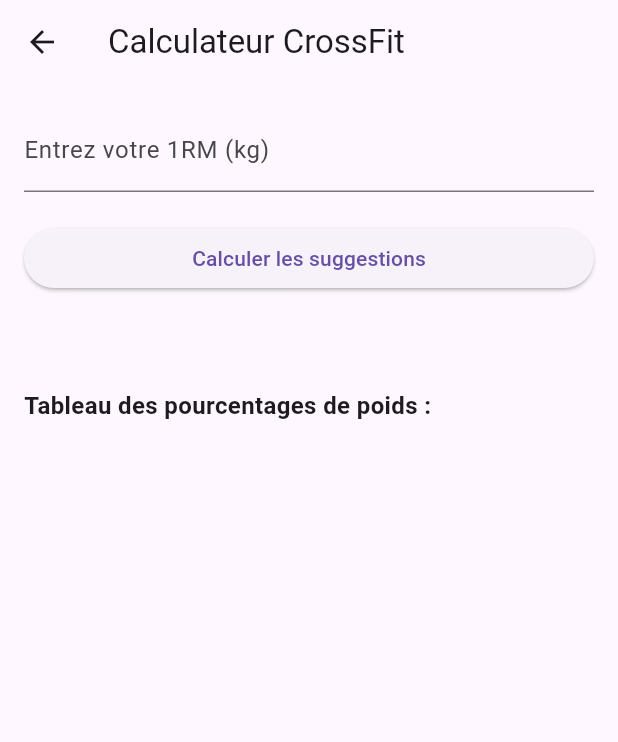
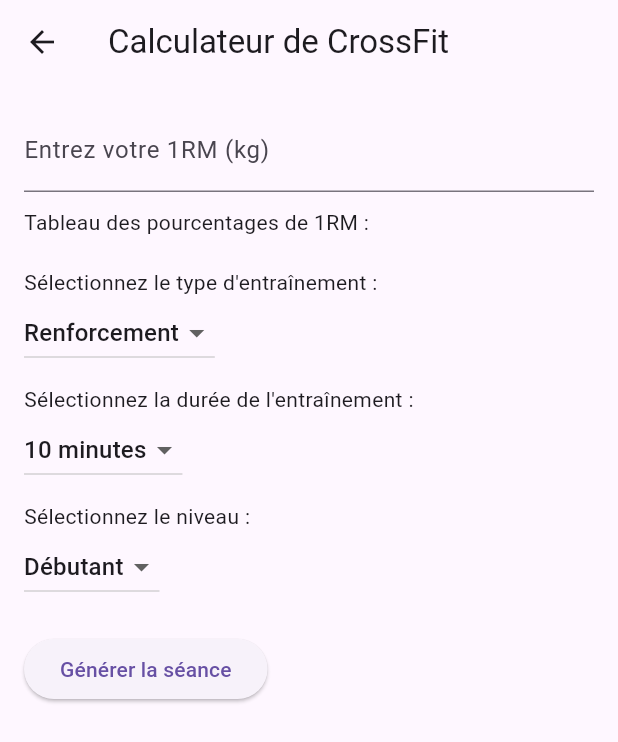
Before and after one commit to Marco8313/course_app, a Flutter app: the screen it shows after launch, after a tap on "Calculateur de CrossFit", on a phone screen of 412 x 824 dp. Shown: the top 742 px of the screen. Run offline on Flutter 3.47's test engine with Material 3 defaults, Android fonts, the phone set to English and light mode, and no system bars.

Commit message:
Add files via upload

```diff
--- a/lib/main.dart
+++ b/lib/main.dart
@@ -1,4 +1,5 @@
 import 'package:flutter/material.dart';
+import 'dart:math';
 
 void main() {
   runApp(const MyApp());
@@ -19,7 +20,6 @@
   }
 }
 
-// Page d'accueil avec choix de calculateur
 class HomePage extends StatelessWidget {
   const HomePage({super.key});
 
@@ -27,7 +27,8 @@
   Widget build(BuildContext context) {
     return Scaffold(
       appBar: AppBar(
-        title: const Text('Bienvenue dans le Calculateur Fitness'),
+        title: const Text(
+            'Bienvenue dans l\'application de l\'athlète du quotidien'),
       ),
       body: Center(
         child: Column(
@@ -61,7 +62,6 @@
   }
 }
 
-// Page du calculateur de course
 class RunningCalculatorPage extends StatefulWidget {
   const RunningCalculatorPage({super.key});
 
@@ -76,7 +76,9 @@
   double vitesseconvertie = 0;
 
   void _convertirVitesseEnAllure() {
-    final double vitesse = double.tryParse(_vitesseController.text) ?? 0;
+    // Remplace les virgules par des points
+    final double vitesse =
+        double.tryParse(_vitesseController.text.replaceAll(',', '.')) ?? 0;
     if (vitesse > 0) {
       final double allureDecimale = 60 / vitesse;
       final int minutes = allureDecimale.floor();
@@ -93,7 +95,9 @@
   }
 
   void _convertirAllureEnVitesse() {
-    final double allure = double.tryParse(_allureController.text) ?? 0;
+    // Remplace les virgules par des points
+    final double allure =
+        double.tryParse(_allureController.text.replaceAll(',', '.')) ?? 0;
     if (allure > 0) {
       final double allureDecimale = allure;
       final int minutes = allureDecimale.floor();
@@ -154,7 +158,8 @@
       appBar: AppBar(
         title: const Text('Calculateur de Course'),
       ),
-      body: Padding(
+      body: SingleChildScrollView(
+        // Ajout d'un SingleChildScrollView
         padding: const EdgeInsets.all(16.0),
         child: Column(
           crossAxisAlignment: CrossAxisAlignment.stretch,
@@ -203,7 +208,6 @@
   }
 }
 
-// Page du calculateur CrossFit
 class CrossFitCalculatorPage extends StatefulWidget {
   const CrossFitCalculatorPage({super.key});
 
@@ -213,100 +217,210 @@
 
 class _CrossFitCalculatorPageState extends State<CrossFitCalculatorPage> {
   final TextEditingController _oneRepMaxController = TextEditingController();
+  String _selectedTrainingType = 'Renforcement';
+  String _selectedTime = '10 minutes';
+  String _selectedLevel = 'Débutant';
   String _suggestions = "";
-  List<String> _weightTable = [];
+  double? _oneRepMax;
+  Map<String, double> _percentageTable = {};
 
-  void _calculateSuggestions() {
-    final double oneRepMax = double.tryParse(_oneRepMaxController.text) ?? 0;
+  final Random _random = Random();
 
-    if (oneRepMax > 0) {
-      final Map<String, Map<String, dynamic>> suggestions = {
-        "Renforcement": {"reps": "12-15", "series": "2-3", "percentage": 0.65},
-        "Hypertrophie": {"reps": "8-12", "series": "3-4", "percentage": 0.75},
-        "Force": {"reps": "3-5", "series": "4-6", "percentage": 0.85},
-        "Puissance": {"reps": "1-3", "series": "3-5", "percentage": 0.95},
-      };
+  void _generateWorkout() {
+    if (_oneRepMax == null) {
+      setState(() {
+        _suggestions = "Veuillez entrer votre 1RM.";
+      });
+      return;
+    }
 
-      String results = "";
+    String workout = "";
 
-      suggestions.forEach((type, values) {
-        final double percentage = values["percentage"] as double;
-        final double suggestedWeight = oneRepMax * percentage;
-        final int percentInt =
-            (percentage * 100).toInt(); // Convertir en entier
-        results +=
-            "$type:\n Poids: ${suggestedWeight.toStringAsFixed(1)} kg (${percentInt}% de 1RM), Répétitions: ${values["reps"]}, Séries: ${values["series"]}\n\n";
-      });
+    if (_selectedTrainingType == 'Renforcement') {
+      workout = _generateStrengthWorkout(_selectedTime, _selectedLevel);
+    } else if (_selectedTrainingType == 'Hypertrophie') {
+      workout = _generateHypertrophyWorkout(_selectedTime, _selectedLevel);
+    } else if (_selectedTrainingType == 'Force') {
+      workout = _generatePowerWorkout(_selectedTime, _selectedLevel);
+    } else if (_selectedTrainingType == 'Puissance') {
+      workout = _generateEnduranceWorkout(_selectedTime, _selectedLevel);
+    }
 
-      _generateWeightTable(oneRepMax);
-
-      setState(() {
-        _suggestions = results;
-      });
-    } else {
-      setState(() {
-        _suggestions = "Veuillez entrer un 1RM valide.";
-        _weightTable = [];
-      });
-    }
+    setState(() {
+      _suggestions = workout;
+    });
   }
 
-  void _generateWeightTable(double oneRepMax) {
-    List<String> table = [];
-    for (int i = 30; i <= 110; i += 5) {
-      double weight = oneRepMax * (i / 100);
-      table.add("$i% de 1RM: ${weight.toStringAsFixed(1)} kg");
-    }
-    setState(() {
-      _weightTable = table;
-    });
+  void _calculatePercentages() {
+    if (_oneRepMax == null) return;
+
+    _percentageTable = {
+      '30%': _oneRepMax! * 0.30,
+      '35%': _oneRepMax! * 0.35,
+      '40%': _oneRepMax! * 0.40,
+      '45%': _oneRepMax! * 0.45,
+      '50%': _oneRepMax! * 0.50,
+      '55%': _oneRepMax! * 0.55,
+      '60%': _oneRepMax! * 0.60,
+      '65%': _oneRepMax! * 0.65,
+      '70%': _oneRepMax! * 0.70,
+      '75%': _oneRepMax! * 0.75,
+      '80%': _oneRepMax! * 0.80,
+      '85%': _oneRepMax! * 0.85,
+      '90%': _oneRepMax! * 0.90,
+      '95%': _oneRepMax! * 0.95,
+      '100%': _oneRepMax!,
+      '105%': _oneRepMax! * 1.05,
+      '110%': _oneRepMax! * 1.10,
+    };
+  }
+
+  String _generateStrengthWorkout(String time, String level) {
+    List<String> workouts = [
+      "5 rounds: 5x Deadlifts à 60% 1RM, 10x Push-ups",
+      "4 rounds: 8x Back Squats à 65% 1RM, 8x Pull-ups",
+      "5 rounds: 10x Deadlifts à 70% 1RM, 10x Barbell Rows",
+      "6 rounds: 12x Front Squats à 65% 1RM, 12x Bench Press"
+    ];
+
+    return workouts[_random.nextInt(workouts.length)];
+  }
+
+  String _generateHypertrophyWorkout(String time, String level) {
+    List<String> workouts = [
+      "4 rounds: 12x Bench Press à 60% 1RM, 15x Dumbbell Flyes",
+      "5 rounds: 10x Squats à 65% 1RM, 12x Lunges",
+      "4 rounds: 8x Deadlifts à 70% 1RM, 10x Leg Press",
+      "5 rounds: 10x Barbell Rows à 65% 1RM, 12x Overhead Press"
+    ];
+
+    return workouts[_random.nextInt(workouts.length)];
+  }
+
+  String _generatePowerWorkout(String time, String level) {
+    List<String> workouts = [
+      "5 rounds: 8x Push Press à 60% 1RM, 10x Box Jumps",
+      "4 rounds: 5x Power Cleans à 65% 1RM, 8x Broad Jumps",
+      "5 rounds: 6x Push Jerk à 70% 1RM, 10x Med Ball Slams",
+      "6 rounds: 4x Clean and Jerk à 75% 1RM, 10x Weighted Box Jumps"
+    ];
+
+    return workouts[_random.nextInt(workouts.length)];
+  }
+
+  String _generateEnduranceWorkout(String time, String level) {
+    List<String> workouts = [
+      "AMRAP 10: 10x Air Squats, 15x Sit-ups, 10x Burpees",
+      "AMRAP 20: 20x Kettlebell Swings, 15x Box Jumps, 20x Wall Balls",
+      "AMRAP 30: 30x Double-Unders, 20x Sit-ups, 15x Pull-ups",
+      "AMRAP 45: 40x Push-ups, 30x Air Squats, 20x Deadlifts à 50% 1RM"
+    ];
+
+    return workouts[_random.nextInt(workouts.length)];
   }
 
   @override
   Widget build(BuildContext context) {
     return Scaffold(
       appBar: AppBar(
-        title: const Text('Calculateur CrossFit'),
+        title: const Text('Calculateur de CrossFit'),
       ),
       body: Padding(
         padding: const EdgeInsets.all(16.0),
         child: Column(
-          crossAxisAlignment: CrossAxisAlignment.stretch,
-          children: <Widget>[
+          crossAxisAlignment: CrossAxisAlignment.start,
+          children: [
             TextField(
               controller: _oneRepMaxController,
               decoration: const InputDecoration(
-                labelText: 'Entrez votre 1RM (kg)',
+                labelText: "Entrez votre 1RM (kg)",
               ),
-              keyboardType:
-                  const TextInputType.numberWithOptions(decimal: true),
+              keyboardType: TextInputType.number,
+              onChanged: (value) {
+                setState(() {
+                  _oneRepMax = double.tryParse(value);
+                  _calculatePercentages();
+                });
+              },
+            ),
+            const SizedBox(height: 10),
+            const Text("Tableau des pourcentages de 1RM :"),
+            if (_oneRepMax != null)
+              Column(
+                crossAxisAlignment: CrossAxisAlignment.start,
+                children: _percentageTable.entries.map((entry) {
+                  return Text(
+                      '${entry.key}: ${entry.value.toStringAsFixed(1)} kg');
+                }).toList(),
+              ),
+            const SizedBox(height: 20),
+            const Text("Sélectionnez le type d'entraînement :"),
+            DropdownButton<String>(
+              value: _selectedTrainingType,
+              items: <String>[
+                'Renforcement',
+                'Hypertrophie',
+                'Force',
+                'Puissance'
+              ].map((String value) {
+                return DropdownMenuItem<String>(
+                  value: value,
+                  child: Text(value),
+                );
+              }).toList(),
+              onChanged: (newValue) {
+                setState(() {
+                  _selectedTrainingType = newValue!;
+                });
+              },
+            ),
+            const SizedBox(height: 10),
+            const Text("Sélectionnez la durée de l'entraînement :"),
+            DropdownButton<String>(
+              value: _selectedTime,
+              items: <String>[
+                '10 minutes',
+                '20 minutes',
+                '30 minutes',
+                '45 minutes'
+              ].map((String value) {
+                return DropdownMenuItem<String>(
+                  value: value,
+                  child: Text(value),
+                );
+              }).toList(),
+              onChanged: (newValue) {
+                setState(() {
+                  _selectedTime = newValue!;
+                });
+              },
+            ),
+            const SizedBox(height: 10),
+            const Text("Sélectionnez le niveau :"),
+            DropdownButton<String>(
+              value: _selectedLevel,
+              items:
+                  <String>['Débutant', 'Avancé', 'Expert'].map((String value) {
+                return DropdownMenuItem<String>(
+                  value: value,
+                  child: Text(value),
+                );
+              }).toList(),
+              onChanged: (newValue) {
+                setState(() {
+                  _selectedLevel = newValue!;
+                });
+              },
             ),
             const SizedBox(height: 20),
             ElevatedButton(
-              onPressed: _calculateSuggestions,
-              child: const Text('Calculer les suggestions'),
+              onPressed: _generateWorkout,
+              child: const Text("Générer la séance"),
             ),
             const SizedBox(height: 20),
             Text(
               _suggestions,
               style: const TextStyle(fontSize: 16),
-            ),
-            const SizedBox(height: 20),
-            const Text(
-              'Tableau des pourcentages de poids :',
-              style: TextStyle(fontSize: 16, fontWeight: FontWeight.bold),
-            ),
-            const SizedBox(height: 10),
-            Expanded(
-              child: ListView.builder(
-                itemCount: _weightTable.length,
-                itemBuilder: (context, index) {
-                  return Text(
-                    _weightTable[index],
-                    style: const TextStyle(fontSize: 16),
-                  );
-                },
-              ),
             ),
           ],
         ),
```
